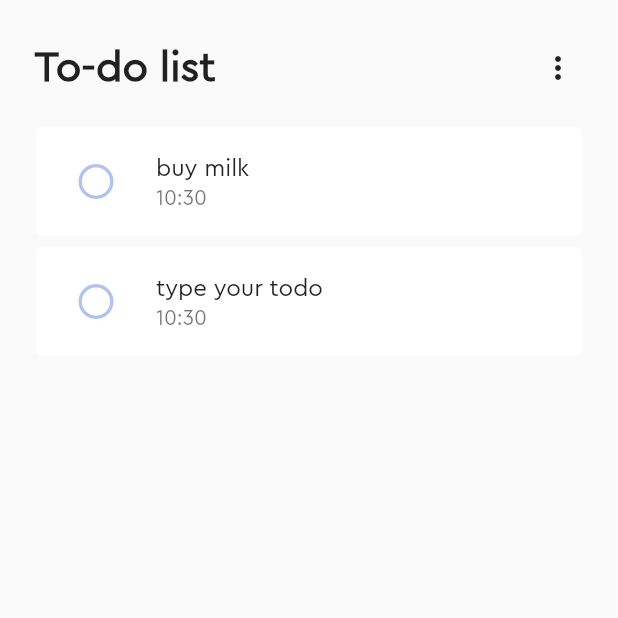
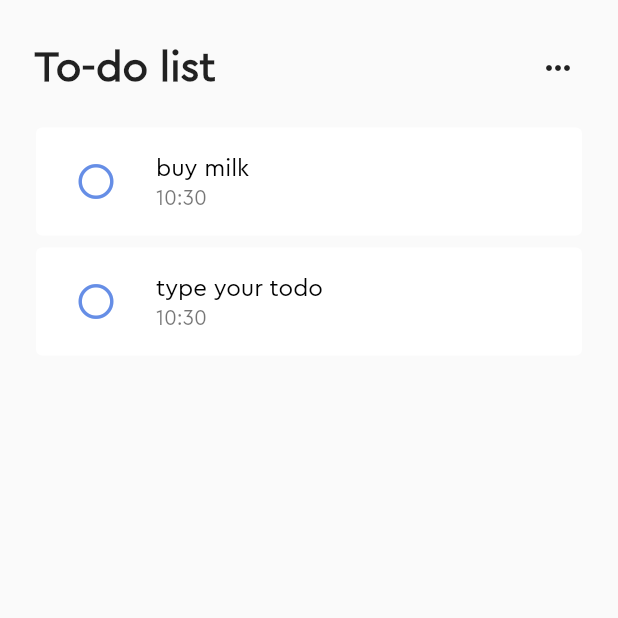
Before and after one commit to mostafabahri/todo-list, a Flutter app: the screen it shows after launch, after a tap on "+ Add Task", on a phone screen of 412 x 824 dp, the top half of it. Run offline on Flutter 3.47's test engine with Material 2 defaults, Android fonts, the phone set to English and light mode, and no system bars; our stand-ins replace font_awesome_flutter.

Commit message:
scroll bottom and completed colors

```diff
--- a/lib/main.dart
+++ b/lib/main.dart
@@ -11,6 +11,7 @@ class MyApp extends StatelessWidget {
       debugShowCheckedModeBanner: false,
       theme: ThemeData(
           primaryColor: Color(0xff3863DC),
+          accentColor: Color(0xff668EE6),
           fontFamily: 'Cera',
           popupMenuTheme: PopupMenuThemeData(elevation: 2)),
       home: Scaffold(
--- a/lib/todo_form.dart
+++ b/lib/todo_form.dart
@@ -11,7 +11,14 @@ class TodoForm extends StatefulWidget {
 class _TodoFormState extends State<TodoForm> {
   final inputCtrl = TextEditingController();
 
+  ScrollController _scrollController = ScrollController();
+
   List<Todo> todos = [Todo(text: 'buy milk'), Todo(text: 'type your todo')];
+
+  @override
+  void initState() {
+    super.initState();
+  }
 
   @override
   Widget build(BuildContext context) {
@@ -41,6 +48,7 @@ class _TodoFormState extends State<TodoForm> {
           Expanded(
               child: todos.length != 0
                   ? ListView.builder(
+                      controller: _scrollController,
                       padding: EdgeInsets.only(bottom: 5),
                       itemCount: todos.length,
                       itemBuilder: _todoItemBuilder,
@@ -77,6 +85,8 @@ class _TodoFormState extends State<TodoForm> {
                 todos.add(Todo(text: inputCtrl.text));
                 inputCtrl.text = '';
               });
+
+            _scrollToBottom();
           },
         ),
         SizedBox(
@@ -113,9 +123,22 @@ class _TodoFormState extends State<TodoForm> {
         }
     }
   }
+
+  void _scrollToBottom() {
+    if (_scrollController.positions.toList().isNotEmpty) {
+      _scrollController.animateTo(
+          _scrollController.position.maxScrollExtent + 80,
+          duration: Duration(milliseconds: 300),
+          curve: Curves.ease);
+    }
+  }
 }
 
 class CustomPopUp extends StatelessWidget {
+  final List<Choice> choices = const <Choice>[
+    Choice(title: 'Delete all', action: ChoiceAction.Delete),
+  ];
+
   final Function handleOnSelect;
 
   const CustomPopUp({Key key, @required this.handleOnSelect}) : super(key: key);
@@ -123,7 +146,7 @@ class CustomPopUp extends StatelessWidget {
   @override
   Widget build(BuildContext context) {
     return PopupMenuButton<Choice>(
-      child: Icon(Icons.more_vert),
+      child: Icon(Icons.more_horiz),
       onSelected: handleOnSelect,
       itemBuilder: (BuildContext context) {
         return choices.map((Choice choice) {
@@ -136,7 +159,3 @@ class CustomPopUp extends StatelessWidget {
     );
   }
 }
-
-List<Choice> choices = const <Choice>[
-  Choice(title: 'Delete all', action: ChoiceAction.Delete),
-];
--- a/lib/todo_item.dart
+++ b/lib/todo_item.dart
@@ -11,23 +11,29 @@ class TodoItem extends StatelessWidget {
 
   @override
   Widget build(BuildContext context) {
-    final completedIconColor = Theme.of(context).primaryColor.withAlpha(100);
-    return Dismissible(
-      key: ValueKey<String>(todo.text),
-      background: Container(
+    final notCompletedIconColor = Theme.of(context).accentColor;
+
+    final completedIconColor = notCompletedIconColor.withAlpha(100);
+
+    Widget getDissmissBackground(bool left) {
+      return Container(
         margin: EdgeInsets.all(4),
         decoration: BoxDecoration(
             borderRadius: BorderRadius.circular(4), color: Colors.red[400]),
-        alignment: Alignment(0.9, 0),
+        alignment: Alignment(left ? -0.9 : 0.9, 0),
         child: Icon(
           FontAwesomeIcons.trash,
           color: Colors.white,
           size: 20,
         ),
-      ),
-      onDismissed: (DismissDirection direction) {
-        removePressed();
-      },
+      );
+    }
+
+    return Dismissible(
+      key: ValueKey<String>(todo.text),
+      background: getDissmissBackground(true),
+      secondaryBackground: getDissmissBackground(false),
+      onDismissed: (DismissDirection direction) => removePressed(),
       child: Card(
         elevation: 0,
         child: ListTile(
@@ -36,7 +42,8 @@ class TodoItem extends StatelessWidget {
             style: TextStyle(
                 decoration: todo.completed
                     ? TextDecoration.lineThrough
-                    : TextDecoration.none),
+                    : TextDecoration.none,
+                color: todo.completed ? Colors.grey : Colors.black),
           ),
           subtitle: Text('${todo.time.hour}:${todo.time.minute}'),
           leading: IconButton(
@@ -47,7 +54,7 @@ class TodoItem extends StatelessWidget {
                   )
                 : Icon(
                     FontAwesomeIcons.circle,
-                    color: completedIconColor,
+                    color: notCompletedIconColor,
                   ),
             onPressed: togglePressed,
           ),
```
